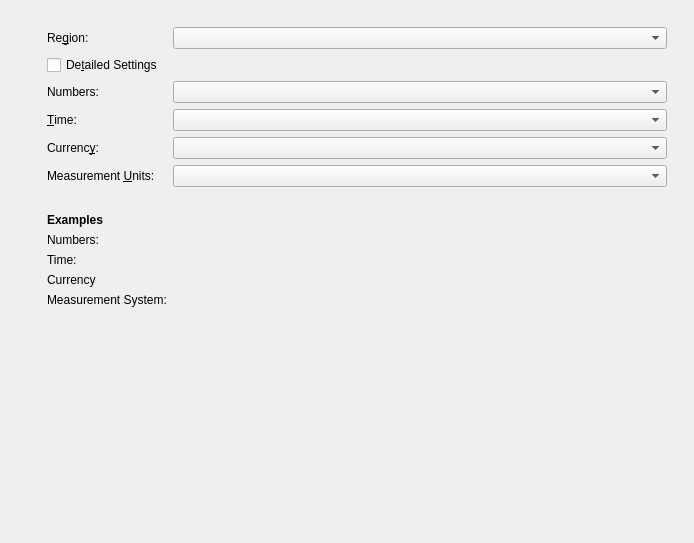
Old version of the form kcms/formats/kcmformatswidget.ui in the repository KDE/plasma-desktop.
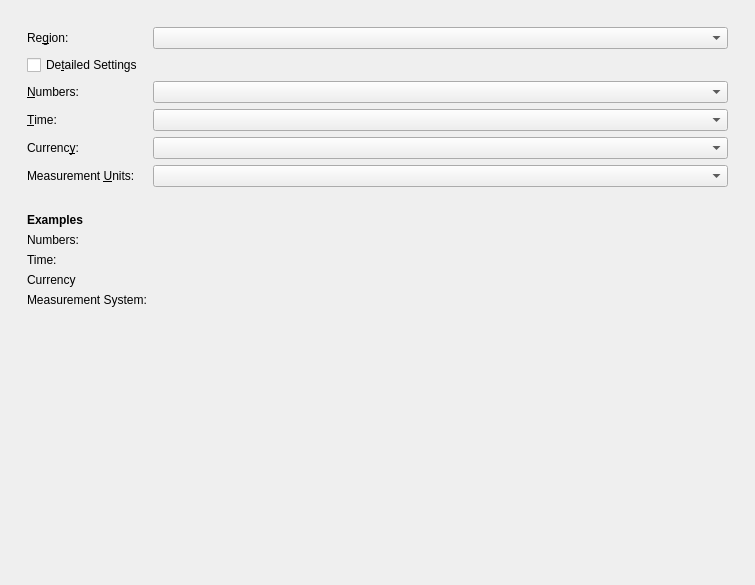
New version of the form.

Diff of the .ui file:
```diff
--- a/kcms/formats/kcmformatswidget.ui
+++ b/kcms/formats/kcmformatswidget.ui
@@ -7,8 +7,8 @@
    <rect>
     <x>0</x>
     <y>0</y>
-    <width>694</width>
-    <height>543</height>
+    <width>755</width>
+    <height>585</height>
    </rect>
   </property>
   <layout class="QVBoxLayout" name="verticalLayout">
@@ -31,35 +31,6 @@
    <item>
     <layout class="QGridLayout" name="gridLayout">
      <item row="0" column="1">
-      <spacer name="horizontalSpacer">
-       <property name="orientation">
-        <enum>Qt::Horizontal</enum>
-       </property>
-       <property name="sizeType">
-        <enum>QSizePolicy::Fixed</enum>
-       </property>
-       <property name="sizeHint" stdset="0">
-        <size>
-         <width>16</width>
-         <height>20</height>
-        </size>
-       </property>
-      </spacer>
-     </item>
-     <item row="1" column="0">
-      <spacer name="verticalSpacer">
-       <property name="orientation">
-        <enum>Qt::Vertical</enum>
-       </property>
-       <property name="sizeHint" stdset="0">
-        <size>
-         <width>20</width>
-         <height>60</height>
-        </size>
-       </property>
-      </spacer>
-     </item>
-     <item row="0" column="2">
       <layout class="QFormLayout" name="formLayout">
        <property name="fieldGrowthPolicy">
         <enum>QFormLayout::ExpandingFieldsGrow</enum>
@@ -109,7 +80,7 @@
        <item row="2" column="0">
         <widget class="QLabel" name="labelNumbers">
          <property name="text">
-          <string>Numbers:</string>
+          <string>&amp;Numbers:</string>
          </property>
          <property name="alignment">
           <set>Qt::AlignLeading|Qt::AlignLeft|Qt::AlignVCenter</set>
@@ -255,7 +226,7 @@
        <item row="8" column="1">
         <widget class="QLabel" name="exampleNumbers">
          <property name="text">
-          <string>                             </string>
+          <string/>
          </property>
          <property name="alignment">
           <set>Qt::AlignLeading|Qt::AlignLeft|Qt::AlignTop</set>
@@ -275,7 +246,7 @@
        <item row="9" column="1">
         <widget class="QLabel" name="exampleTime">
          <property name="text">
-          <string>                             </string>
+          <string/>
          </property>
          <property name="alignment">
           <set>Qt::AlignLeading|Qt::AlignLeft|Qt::AlignTop</set>
@@ -295,7 +266,7 @@
        <item row="10" column="1">
         <widget class="QLabel" name="exampleCurrency">
          <property name="text">
-          <string>                             </string>
+          <string/>
          </property>
          <property name="alignment">
           <set>Qt::AlignLeading|Qt::AlignLeft|Qt::AlignTop</set>
@@ -315,7 +286,7 @@
        <item row="11" column="1">
         <widget class="QLabel" name="exampleMeasurement">
          <property name="text">
-          <string>                               </string>
+          <string/>
          </property>
          <property name="alignment">
           <set>Qt::AlignLeading|Qt::AlignLeft|Qt::AlignTop</set>
@@ -324,7 +295,7 @@
        </item>
       </layout>
      </item>
-     <item row="0" column="3">
+     <item row="0" column="2">
       <spacer name="horizontalSpacer_2">
        <property name="orientation">
         <enum>Qt::Horizontal</enum>
@@ -340,8 +311,37 @@
        </property>
       </spacer>
      </item>
+     <item row="0" column="0">
+      <spacer name="horizontalSpacer">
+       <property name="orientation">
+        <enum>Qt::Horizontal</enum>
+       </property>
+       <property name="sizeType">
+        <enum>QSizePolicy::Fixed</enum>
+       </property>
+       <property name="sizeHint" stdset="0">
+        <size>
+         <width>16</width>
+         <height>20</height>
+        </size>
+       </property>
+      </spacer>
+     </item>
     </layout>
    </item>
+   <item>
+    <spacer name="verticalSpacer_3">
+     <property name="orientation">
+      <enum>Qt::Vertical</enum>
+     </property>
+     <property name="sizeHint" stdset="0">
+      <size>
+       <width>20</width>
+       <height>32</height>
+      </size>
+     </property>
+    </spacer>
+   </item>
    <item>
     <widget class="QLabel" name="label_5">
      <property name="text">
```
